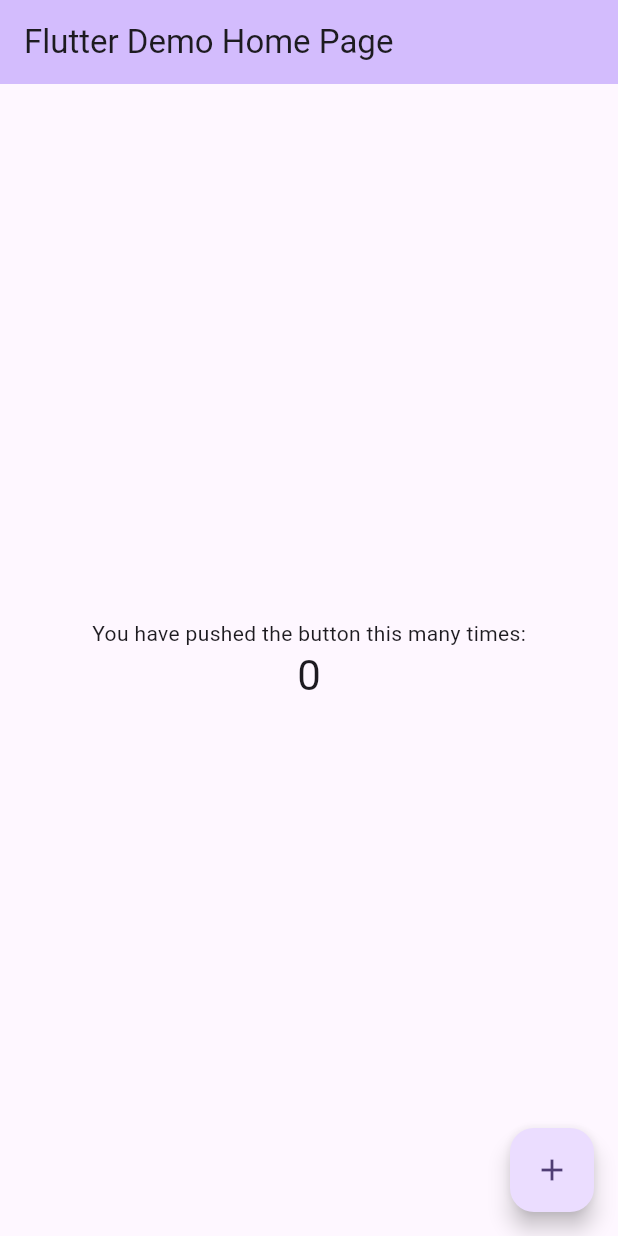
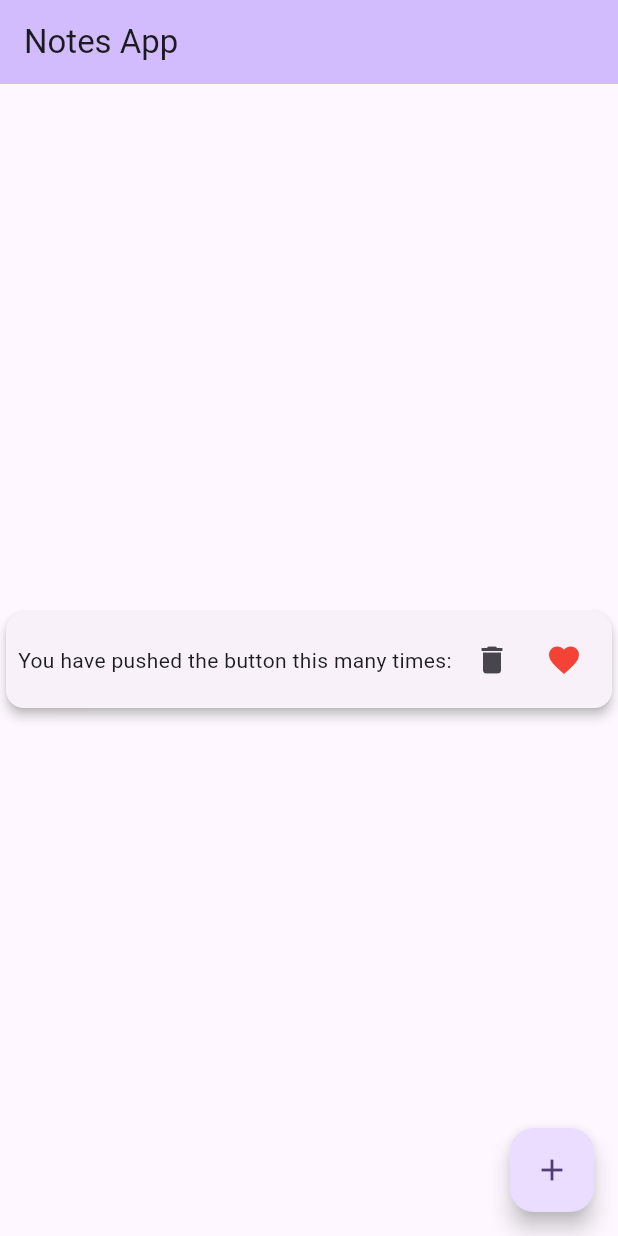
Before and after one commit to Noah12398/NotesApp, a Flutter app: the screen it shows after launch, on a phone screen of 412 x 824 dp. Run offline on Flutter 3.47's test engine with Material 3 defaults, Android fonts, the phone set to English and light mode, and no system bars.

```diff
--- a/lib/main.dart
+++ b/lib/main.dart
@@ -6,48 +6,22 @@ void main() {
 
 class MyApp extends StatelessWidget {
   const MyApp({super.key});
-
-  // This widget is the root of your application.
   @override
   Widget build(BuildContext context) {
     return MaterialApp(
+      debugShowCheckedModeBanner: false,
       title: 'Flutter Demo',
       theme: ThemeData(
-        // This is the theme of your application.
-        //
-        // TRY THIS: Try running your application with "flutter run". You'll see
-        // the application has a blue toolbar. Then, without quitting the app,
-        // try changing the seedColor in the colorScheme below to Colors.green
-        // and then invoke "hot reload" (save your changes or press the "hot
-        // reload" button in a Flutter-supported IDE, or press "r" if you used
-        // the command line to start the app).
-        //
-        // Notice that the counter didn't reset back to zero; the application
-        // state is not lost during the reload. To reset the state, use hot
-        // restart instead.
-        //
-        // This works for code too, not just values: Most code changes can be
-        // tested with just a hot reload.
         colorScheme: ColorScheme.fromSeed(seedColor: Colors.deepPurple),
         useMaterial3: true,
       ),
-      home: const MyHomePage(title: 'Flutter Demo Home Page'),
+      home: const MyHomePage(title: 'Notes App'),
     );
   }
 }
 
 class MyHomePage extends StatefulWidget {
   const MyHomePage({super.key, required this.title});
-
-  // This widget is the home page of your application. It is stateful, meaning
-  // that it has a State object (defined below) that contains fields that affect
-  // how it looks.
-
-  // This class is the configuration for the state. It holds the values (in this
-  // case the title) provided by the parent (in this case the App widget) and
-  // used by the build method of the State. Fields in a Widget subclass are
-  // always marked "final".
-
   final String title;
 
   @override
@@ -59,58 +33,42 @@ class _MyHomePageState extends State<MyHomePage> {
 
   void _incrementCounter() {
     setState(() {
-      // This call to setState tells the Flutter framework that something has
-      // changed in this State, which causes it to rerun the build method below
-      // so that the display can reflect the updated values. If we changed
-      // _counter without calling setState(), then the build method would not be
-      // called again, and so nothing would appear to happen.
       _counter++;
     });
   }
 
   @override
   Widget build(BuildContext context) {
-    // This method is rerun every time setState is called, for instance as done
-    // by the _incrementCounter method above.
-    //
-    // The Flutter framework has been optimized to make rerunning build methods
-    // fast, so that you can just rebuild anything that needs updating rather
-    // than having to individually change instances of widgets.
     return Scaffold(
       appBar: AppBar(
-        // TRY THIS: Try changing the color here to a specific color (to
-        // Colors.amber, perhaps?) and trigger a hot reload to see the AppBar
-        // change color while the other colors stay the same.
         backgroundColor: Theme.of(context).colorScheme.inversePrimary,
-        // Here we take the value from the MyHomePage object that was created by
-        // the App.build method, and use it to set our appbar title.
         title: Text(widget.title),
       ),
       body: Center(
-        // Center is a layout widget. It takes a single child and positions it
-        // in the middle of the parent.
         child: Column(
-          // Column is also a layout widget. It takes a list of children and
-          // arranges them vertically. By default, it sizes itself to fit its
-          // children horizontally, and tries to be as tall as its parent.
-          //
-          // Column has various properties to control how it sizes itself and
-          // how it positions its children. Here we use mainAxisAlignment to
-          // center the children vertically; the main axis here is the vertical
-          // axis because Columns are vertical (the cross axis would be
-          // horizontal).
-          //
-          // TRY THIS: Invoke "debug painting" (choose the "Toggle Debug Paint"
-          // action in the IDE, or press "p" in the console), to see the
-          // wireframe for each widget.
           mainAxisAlignment: MainAxisAlignment.center,
           children: <Widget>[
-            const Text(
-              'You have pushed the button this many times:',
-            ),
-            Text(
-              '$_counter',
-              style: Theme.of(context).textTheme.headlineMedium,
+            Card(
+              child: Container(
+                  width: double.infinity,
+                  padding: const EdgeInsets.all(8.0),
+                  child: Row(children: [
+                    Expanded(
+                      child: Text(
+                        'You have pushed the button this many times:',
+                      ),
+                    ),
+                    IconButton(
+                      onPressed: hi,
+                      icon: const Icon(Icons.delete),
+                    ),
+                    IconButton(
+                        onPressed: hi,
+                        icon: const Icon(Icons.favorite),
+                        color: Colors.red),
+                  ])),
+              elevation: 3,
+              shadowColor: Colors.black,
             ),
           ],
         ),
@@ -119,7 +77,11 @@ class _MyHomePageState extends State<MyHomePage> {
         onPressed: _incrementCounter,
         tooltip: 'Increment',
         child: const Icon(Icons.add),
-      ), // This trailing comma makes auto-formatting nicer for build methods.
+      ),
     );
   }
+
+  hi() {
+    print("sss");
+  }
 }
```
